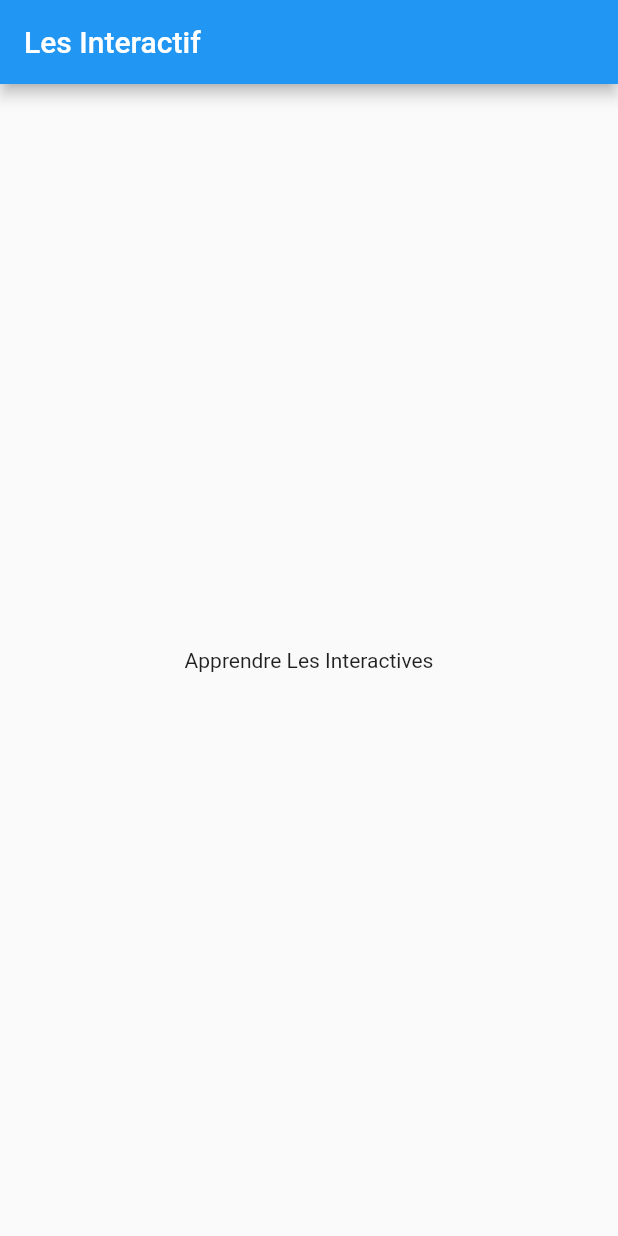
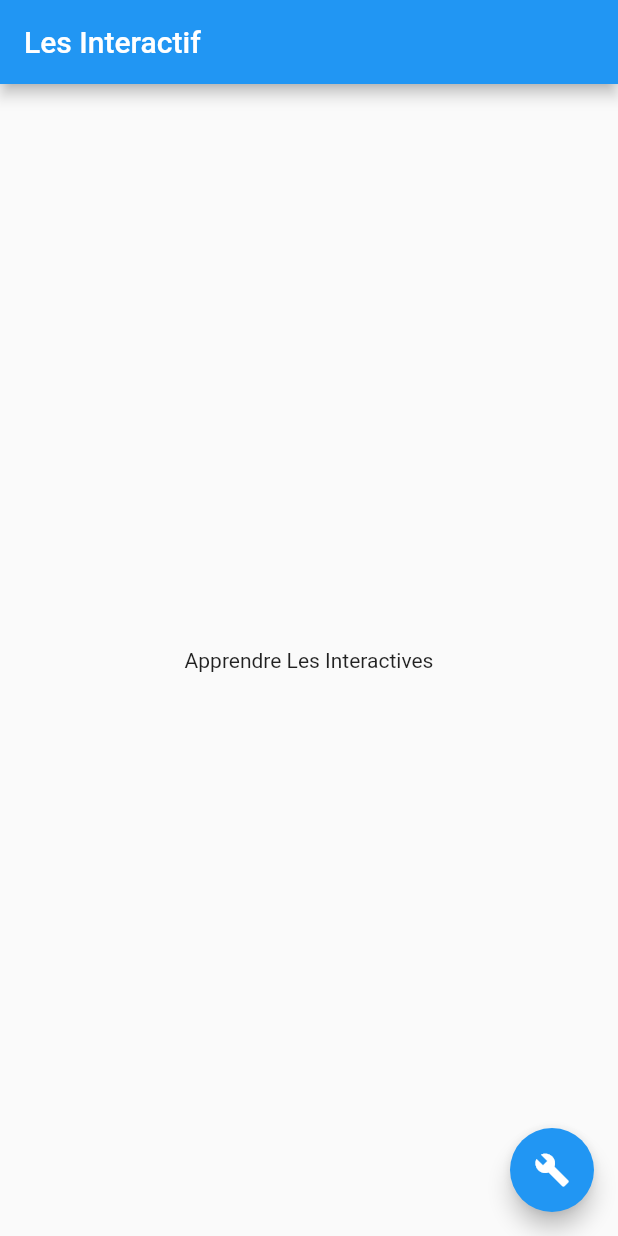
Before and after one commit to Devsaci/Passerel_Widgets_interactifs, a Flutter app: the screen it shows after launch, on a phone screen of 412 x 824 dp. Run offline on Flutter 3.47's test engine with Material 2 defaults, Android fonts, the phone set to English and light mode, and no system bars.

Commit message:
floatingActionButton

```diff
--- a/lib/Interactive_Page.dart
+++ b/lib/Interactive_Page.dart
@@ -6,15 +6,27 @@ class InteractifPage extends StatefulWidget {
   //   return InteractifPageStat();
 
   InteractifPageState createState() => InteractifPageState();
-  }
+}
+
+class InteractifPageState extends State<InteractifPage> {
 
 
-class InteractifPageState extends State<InteractifPage> {
+
   @override
   Widget build(BuildContext context) {
     return Scaffold(
-      appBar: AppBar(title: Text('Les Interactif'),),
-      body: Center(child: Text("Apprendre Les Interactives"),),
+      appBar: AppBar(
+        title: Text('Les Interactif'),
+      ),
+      body: Center(
+        child: Text("Apprendre Les Interactives"),
+      ),
+      floatingActionButton: FloatingActionButton(
+          onPressed: () {
+              print("Tapped");
+            },
+        child: Icon(Icons.build),
+      ),
     );
   }
 }
```
